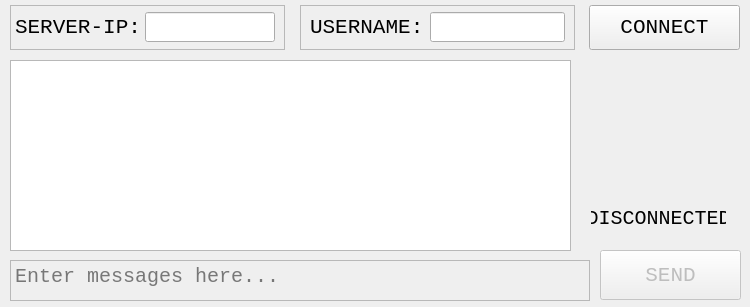
The window that Client/mainwindow.ui (TheLeopard65/Photon-Live-Chat-App) describes before a commit, drawn with Qt 5.
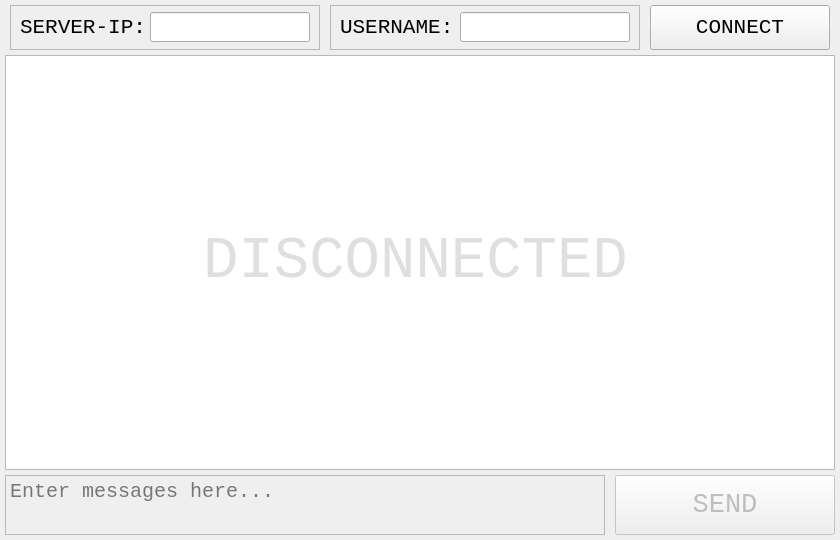
The same window after the commit.

Commit message: Spelling Mistake Fixed

Patch:
```diff
--- a/Client/mainwindow.ui
+++ b/Client/mainwindow.ui
@@ -6,8 +6,8 @@
    <rect>
     <x>0</x>
     <y>0</y>
-    <width>750</width>
-    <height>307</height>
+    <width>840</width>
+    <height>540</height>
    </rect>
   </property>
   <property name="windowTitle">
@@ -17,7 +17,7 @@
    <widget class="QLabel" name="label">
     <property name="geometry">
      <rect>
-      <x>15</x>
+      <x>20</x>
       <y>12</y>
       <width>130</width>
       <height>30</height>
@@ -36,9 +36,9 @@
    <widget class="QLineEdit" name="input_server">
     <property name="geometry">
      <rect>
-      <x>145</x>
+      <x>150</x>
       <y>12</y>
-      <width>130</width>
+      <width>160</width>
       <height>30</height>
      </rect>
     </property>
@@ -50,7 +50,7 @@
     </property>
     <property name="maximumSize">
      <size>
-      <width>150</width>
+      <width>250</width>
       <height>16777215</height>
      </size>
     </property>
@@ -64,7 +64,7 @@
    <widget class="QLabel" name="label_2">
     <property name="geometry">
      <rect>
-      <x>310</x>
+      <x>340</x>
       <y>12</y>
       <width>130</width>
       <height>30</height>
@@ -86,22 +86,22 @@
     </property>
     <property name="geometry">
      <rect>
-      <x>10</x>
-      <y>260</y>
-      <width>580</width>
-      <height>41</height>
+      <x>5</x>
+      <y>475</y>
+      <width>600</width>
+      <height>60</height>
      </rect>
     </property>
     <property name="minimumSize">
      <size>
-      <width>0</width>
-      <height>25</height>
+      <width>400</width>
+      <height>30</height>
      </size>
     </property>
     <property name="maximumSize">
      <size>
       <width>16777215</width>
-      <height>50</height>
+      <height>100</height>
      </size>
     </property>
     <property name="font">
@@ -120,9 +120,9 @@
    <widget class="QLineEdit" name="input_nickname">
     <property name="geometry">
      <rect>
-      <x>430</x>
+      <x>460</x>
       <y>12</y>
-      <width>135</width>
+      <width>170</width>
       <height>30</height>
      </rect>
     </property>
@@ -134,7 +134,7 @@
     </property>
     <property name="maximumSize">
      <size>
-      <width>150</width>
+      <width>250</width>
       <height>16777215</height>
      </size>
     </property>
@@ -148,9 +148,9 @@
    <widget class="QPushButton" name="btn_connect">
     <property name="geometry">
      <rect>
-      <x>589</x>
+      <x>650</x>
       <y>5</y>
-      <width>151</width>
+      <width>180</width>
       <height>45</height>
      </rect>
     </property>
@@ -172,7 +172,7 @@
      <rect>
       <x>10</x>
       <y>5</y>
-      <width>275</width>
+      <width>310</width>
       <height>45</height>
      </rect>
     </property>
@@ -186,9 +186,9 @@
    <widget class="QFrame" name="frame_2">
     <property name="geometry">
      <rect>
-      <x>300</x>
+      <x>330</x>
       <y>5</y>
-      <width>275</width>
+      <width>310</width>
       <height>45</height>
      </rect>
     </property>
@@ -199,60 +199,16 @@
      <enum>QFrame::Raised</enum>
     </property>
    </widget>
-   <widget class="QWidget" name="layoutWidget">
-    <property name="geometry">
-     <rect>
-      <x>580</x>
-      <y>60</y>
-      <width>157</width>
-      <height>181</height>
-     </rect>
-    </property>
-    <layout class="QVBoxLayout" name="verticalLayout">
-     <item>
-      <spacer name="verticalSpacer">
-       <property name="orientation">
-        <enum>Qt::Vertical</enum>
-       </property>
-       <property name="sizeHint" stdset="0">
-        <size>
-         <width>20</width>
-         <height>35</height>
-        </size>
-       </property>
-      </spacer>
-     </item>
-     <item>
-      <widget class="QLabel" name="lbl_status">
-       <property name="font">
-        <font>
-         <family>Monospace</family>
-         <pointsize>15</pointsize>
-        </font>
-       </property>
-       <property name="text">
-        <string>DISCONNECTED</string>
-       </property>
-       <property name="alignment">
-        <set>Qt::AlignCenter</set>
-       </property>
-       <property name="margin">
-        <number>5</number>
-       </property>
-      </widget>
-     </item>
-    </layout>
-   </widget>
    <widget class="QTextEdit" name="txt_allmsg">
     <property name="enabled">
      <bool>true</bool>
     </property>
     <property name="geometry">
      <rect>
-      <x>10</x>
-      <y>60</y>
-      <width>561</width>
-      <height>191</height>
+      <x>5</x>
+      <y>55</y>
+      <width>830</width>
+      <height>415</height>
      </rect>
     </property>
     <property name="minimumSize">
@@ -276,28 +232,28 @@
     </property>
     <property name="geometry">
      <rect>
-      <x>600</x>
-      <y>250</y>
-      <width>141</width>
-      <height>50</height>
+      <x>615</x>
+      <y>475</y>
+      <width>220</width>
+      <height>60</height>
      </rect>
     </property>
     <property name="minimumSize">
      <size>
       <width>0</width>
-      <height>50</height>
+      <height>40</height>
      </size>
     </property>
     <property name="maximumSize">
      <size>
-      <width>150</width>
-      <height>50</height>
+      <width>250</width>
+      <height>80</height>
      </size>
     </property>
     <property name="font">
      <font>
       <family>Monospace</family>
-      <pointsize>16</pointsize>
+      <pointsize>20</pointsize>
      </font>
     </property>
     <property name="cursor">
@@ -307,7 +263,37 @@
      <string>SEND</string>
     </property>
    </widget>
-   <zorder>layoutWidget</zorder>
+   <widget class="QLabel" name="lbl_status">
+    <property name="enabled">
+     <bool>true</bool>
+    </property>
+    <property name="geometry">
+     <rect>
+      <x>190</x>
+      <y>220</y>
+      <width>451</width>
+      <height>81</height>
+     </rect>
+    </property>
+    <property name="font">
+     <font>
+      <family>Monospace</family>
+      <pointsize>44</pointsize>
+     </font>
+    </property>
+    <property name="styleSheet">
+     <string notr="true">color: rgba(0, 0, 0, 32);</string>
+    </property>
+    <property name="text">
+     <string>DISCONNECTED</string>
+    </property>
+    <property name="alignment">
+     <set>Qt::AlignCenter</set>
+    </property>
+    <property name="margin">
+     <number>5</number>
+    </property>
+   </widget>
    <zorder>txt_allmsg</zorder>
    <zorder>frame_2</zorder>
    <zorder>frame</zorder>
@@ -318,6 +304,7 @@
    <zorder>input_nickname</zorder>
    <zorder>btn_connect</zorder>
    <zorder>btn_send</zorder>
+   <zorder>lbl_status</zorder>
   </widget>
  </widget>
  <layoutdefault spacing="6" margin="11"/>
```
The commit also changes 2 other files.
